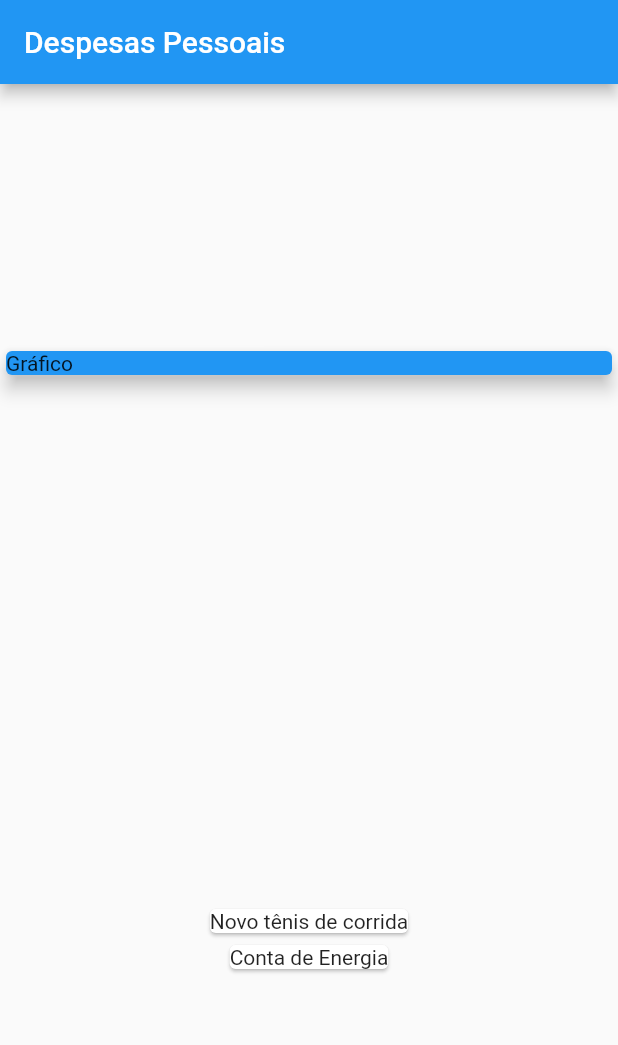
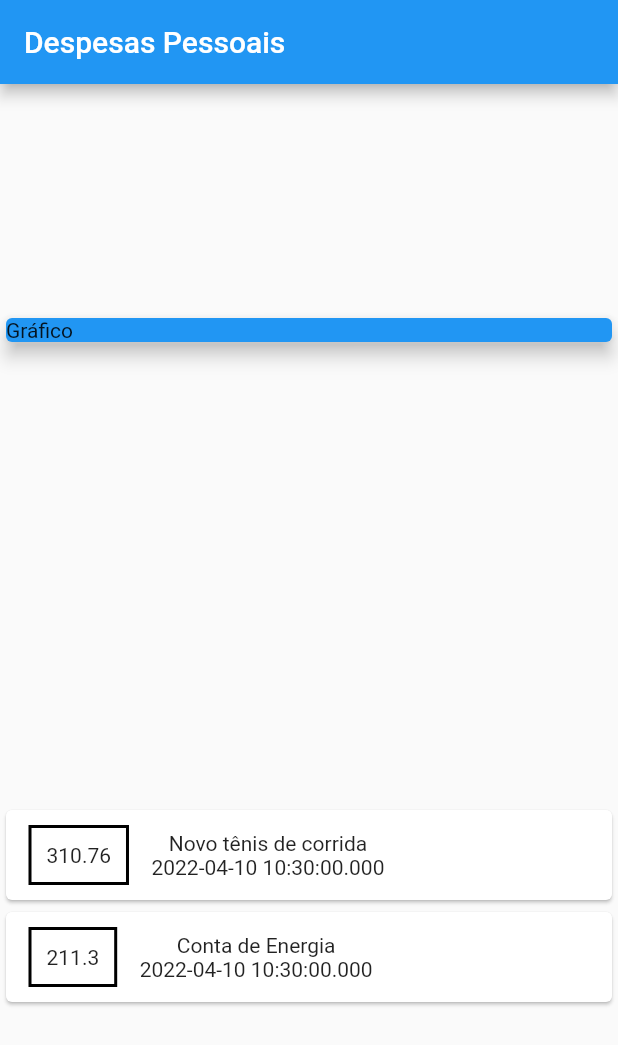
Before and after one commit to fhtozetto/Exenses, a Flutter app: the screen it shows after launch, on a phone screen of 412 x 824 dp. Shown: the top 1045 px of the screen. Run offline on Flutter 3.47's test engine with Material 2 defaults, Android fonts, the phone set to English and light mode, and no system bars.

Commit message:
Custom list iten

```diff
--- a/lib/main.dart
+++ b/lib/main.dart
@@ -53,7 +53,31 @@ class MyHomePage extends StatelessWidget {
           Column(
             children: _transactions.map((tr) {
               return Card(
-                child: Text(tr.title),
+                child: Row(
+                  children: [
+                    Container(
+                      margin: const EdgeInsets.symmetric(
+                        horizontal: 15,
+                        vertical: 10,
+                      ),
+                      decoration: BoxDecoration(
+                          border: Border.all(
+                        color: Colors.black,
+                        width: 2,
+                      )),
+                      padding: const EdgeInsets.all(10),
+                      child: Text(
+                        tr.value.toString(),
+                      ),
+                    ),
+                    Column(
+                      children: [
+                        Text(tr.title),
+                        Text(tr.date.toString()),
+                      ],
+                    )
+                  ],
+                ),
               );
             }).toList(),
           ),
```
